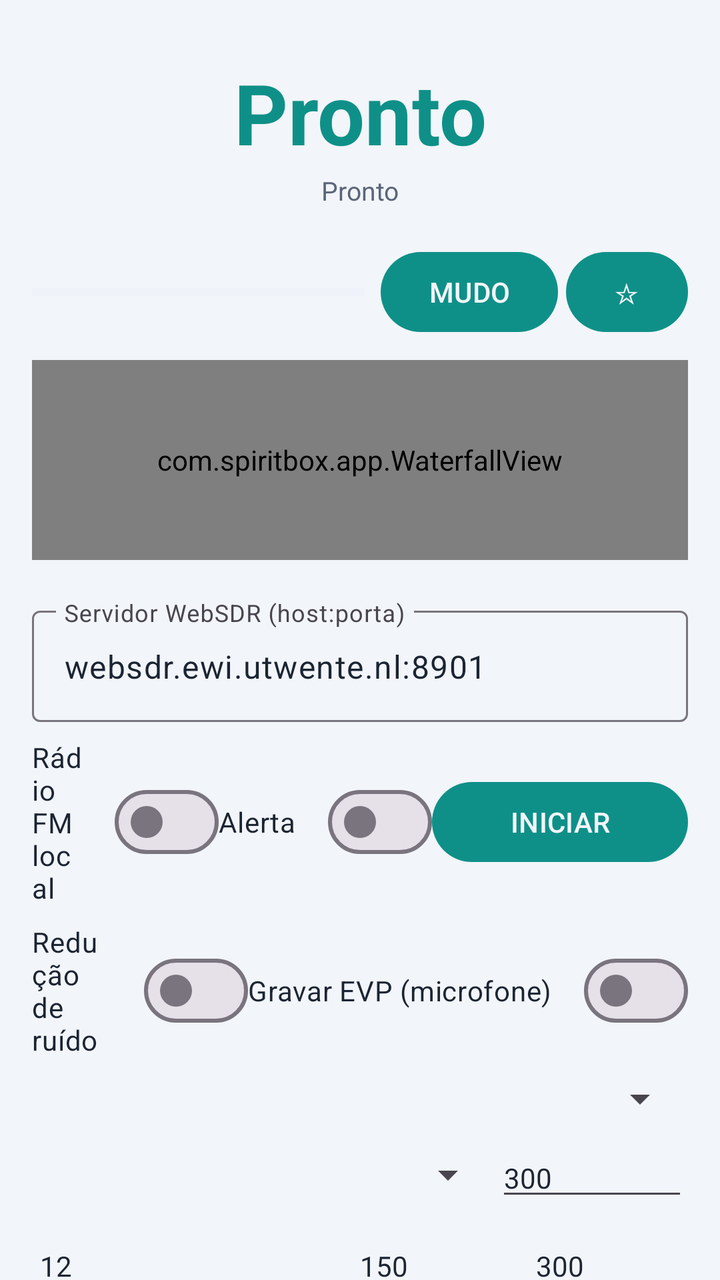
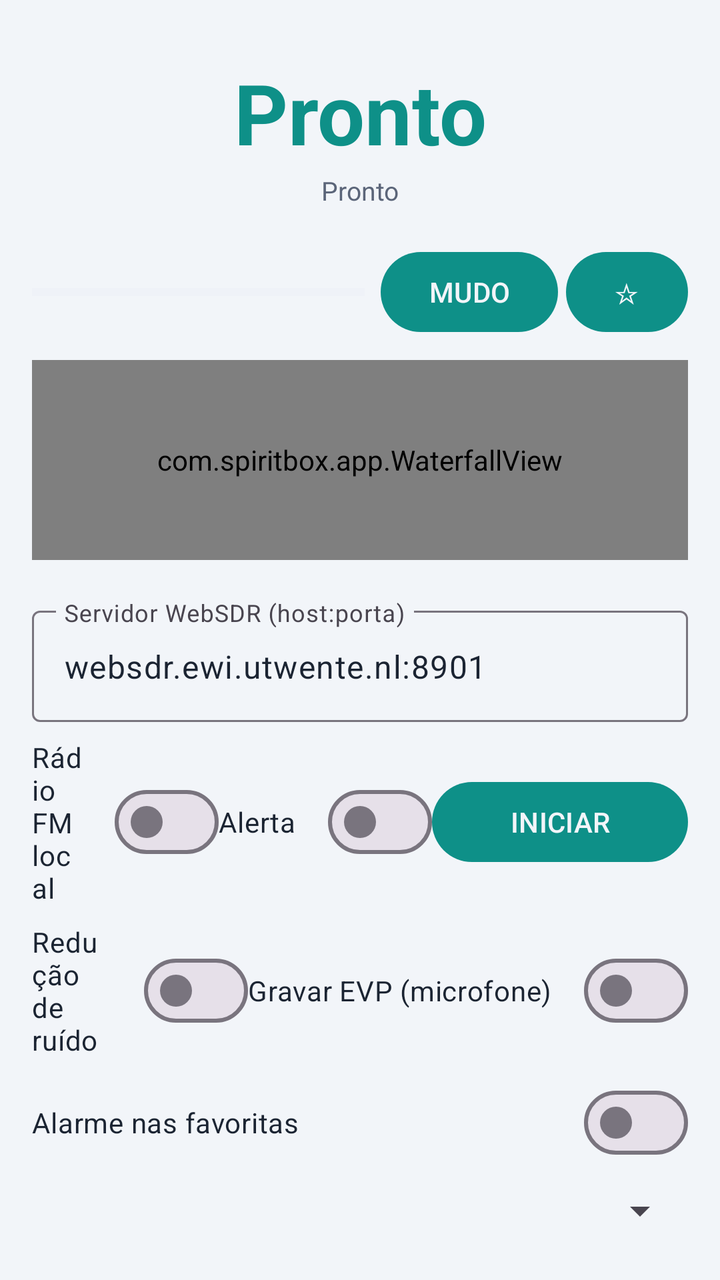

Screens rendered from an Android XML layout before and after an edit, with the pre-edit source and the edit as a unified diff.
<!-- AndroidManifest.xml: application theme Theme.SpiritBox -->
<!-- res/layout/activity_main.xml -->
<?xml version="1.0" encoding="utf-8"?>
<FrameLayout xmlns:android="http://schemas.android.com/apk/res/android"
    xmlns:app="http://schemas.android.com/apk/res-auto"
    android:layout_width="match_parent"
    android:layout_height="match_parent">

    <androidx.core.widget.NestedScrollView
        android:id="@+id/scrollRoot"
        android:layout_width="match_parent"
        android:layout_height="match_parent"
        android:fillViewport="true"
        android:scrollbars="none">

        <LinearLayout
            android:layout_width="match_parent"
            android:layout_height="wrap_content"
            android:orientation="vertical"
            android:padding="16dp"
            android:paddingBottom="32dp">

        <TextView
            android:id="@+id/tvFreq"
            android:layout_width="match_parent"
            android:layout_height="wrap_content"
            android:layout_marginTop="12dp"
            android:gravity="center"
            android:text="@string/status_ready"
            android:textColor="@color/accent"
            android:textSize="42sp"
            android:textStyle="bold" />

        <TextView
            android:id="@+id/tvStatus"
            android:layout_width="match_parent"
            android:layout_height="wrap_content"
            android:layout_marginTop="2dp"
            android:gravity="center"
            android:text="@string/status_ready"
            android:textColor="@color/text_secondary"
            android:textSize="13sp" />

        <LinearLayout
            android:layout_width="match_parent"
            android:layout_height="wrap_content"
            android:layout_marginTop="18dp"
            android:gravity="center_vertical"
            android:orientation="horizontal">

            <ProgressBar
                android:id="@+id/meter"
                style="?android:attr/progressBarStyleHorizontal"
                android:layout_width="0dp"
                android:layout_height="10dp"
                android:layout_weight="1"
                android:max="100"
                android:progress="0"
                android:progressBackgroundTint="@color/panel"
                android:progressTint="@color/accent" />

            <com.google.android.material.button.MaterialButton
                android:id="@+id/btnMute"
                android:layout_width="wrap_content"
                android:layout_height="wrap_content"
                android:layout_marginStart="8dp"
                android:minWidth="72dp"
                android:text="@string/btn_mute"
                app:cornerRadius="24dp" />

            <com.google.android.material.button.MaterialButton
                android:id="@+id/btnBookmark"
                android:layout_width="wrap_content"
                android:layout_height="wrap_content"
                android:layout_marginStart="4dp"
                android:minWidth="52dp"
                android:text="@string/bookmark_off"
                app:cornerRadius="24dp" />
        </LinearLayout>

        <com.spiritbox.app.WaterfallView
            android:id="@+id/waterfall"
            android:layout_width="match_parent"
            android:layout_height="100dp"
            android:layout_marginTop="10dp" />

        <com.spiritbox.app.MiniMapView
            android:id="@+id/miniMap"
            android:layout_width="match_parent"
            android:layout_height="36dp"
            android:layout_marginTop="4dp"
            android:visibility="gone" />

        <com.google.android.material.textfield.TextInputLayout
            android:layout_width="match_parent"
            android:layout_height="wrap_content"
            android:layout_marginTop="20dp"
            android:hint="@string/hint_server">

            <com.google.android.material.textfield.TextInputEditText
                android:id="@+id/etServer"
                android:layout_width="match_parent"
                android:layout_height="wrap_content"
                android:importantForAutofill="no"
                android:inputType="textUri"
                android:text="@string/default_server" />
        </com.google.android.material.textfield.TextInputLayout>

        <LinearLayout
            android:layout_width="match_parent"
            android:layout_height="wrap_content"
            android:layout_marginTop="8dp"
            android:gravity="center_vertical"
            android:orientation="horizontal">

            <com.google.android.material.materialswitch.MaterialSwitch
                android:id="@+id/swFm"
                android:layout_width="0dp"
                android:layout_height="wrap_content"
                android:layout_weight="1"
                android:text="@string/switch_fm"
                android:textColor="@color/text_primary"
                android:textSize="14sp" />

            <com.google.android.material.materialswitch.MaterialSwitch
                android:id="@+id/swAlerts"
                android:layout_width="wrap_content"
                android:layout_height="wrap_content"
                android:text="@string/switch_alerts"
                android:textColor="@color/text_primary"
                android:textSize="14sp" />

            <com.google.android.material.button.MaterialButton
                android:id="@+id/btnToggle"
                android:layout_width="wrap_content"
                android:layout_height="wrap_content"
                android:minWidth="128dp"
                android:text="@string/btn_start"
                app:cornerRadius="24dp" />
        </LinearLayout>

        <LinearLayout
            android:layout_width="match_parent"
            android:layout_height="wrap_content"
            android:layout_marginTop="8dp"
            android:gravity="center_vertical"
            android:orientation="horizontal">

            <com.google.android.material.materialswitch.MaterialSwitch
                android:id="@+id/swNoise"
                android:layout_width="0dp"
                android:layout_height="wrap_content"
                android:layout_weight="1"
                android:text="@string/switch_noise"
                android:textColor="@color/text_primary"
                android:textSize="14sp" />

            <com.google.android.material.materialswitch.MaterialSwitch
                android:id="@+id/swEvp"
                android:layout_width="wrap_content"
                android:layout_height="wrap_content"
                android:text="@string/switch_evp"
                android:textColor="@color/text_primary"
                android:textSize="14sp" />
        </LinearLayout>

<LinearLayout
                android:layout_width="match_parent"
                android:layout_height="wrap_content"
                android:layout_marginTop="8dp"
                android:gravity="center_vertical"
                android:orientation="horizontal">

                <Spinner
                    android:id="@+id/spFav"
                    android:layout_width="match_parent"
                    android:layout_height="wrap_content"
                    android:spinnerMode="dropdown" />
            </LinearLayout>

            <LinearLayout
                android:layout_width="match_parent"
                android:layout_height="wrap_content"
                android:layout_marginTop="8dp"
                android:gravity="center_vertical"
                android:orientation="horizontal">

                <Spinner
                    android:id="@+id/spBand"
                    android:layout_width="0dp"
                    android:layout_height="wrap_content"
                    android:layout_weight="1"
                    android:spinnerMode="dropdown" />

            <EditText
                android:id="@+id/etDwell"
                android:layout_width="96dp"
                android:layout_height="wrap_content"
                android:hint="@string/hint_dwell"
                android:importantForAutofill="no"
                android:inputType="number"
                android:maxLines="1"
                android:text="@string/default_dwell"
                android:textColor="@color/text_primary"
                android:textSize="14sp" />
        </LinearLayout>

        <LinearLayout
            android:layout_width="match_parent"
            android:layout_height="wrap_content"
            android:layout_marginTop="8dp"
            android:gravity="center_vertical"
            android:orientation="horizontal">

            <EditText
                android:id="@+id/etThreshold"
                android:layout_width="0dp"
                android:layout_height="wrap_content"
                android:layout_weight="1"
                android:hint="@string/hint_threshold"
                android:importantForAutofill="no"
                android:inputType="number"
                android:maxLines="1"
                android:text="@string/default_threshold"
                android:textColor="@color/text_primary"
                android:textSize="14sp" />

            <EditText
                android:id="@+id/etSettle"
                android:layout_width="80dp"
                android:layout_height="wrap_content"
                android:layout_marginStart="8dp"
                android:hint="@string/hint_settle"
                android:importantForAutofill="no"
                android:inputType="number"
                android:maxLines="1"
                android:text="@string/default_settle"
                android:textColor="@color/text_primary"
                android:textSize="14sp" />

            <EditText
                android:id="@+id/etGap"
                android:layout_width="80dp"
                android:layout_height="wrap_content"
                android:layout_marginStart="8dp"
                android:hint="@string/hint_gap"
                android:importantForAutofill="no"
                android:inputType="number"
                android:maxLines="1"
                android:text="@string/default_gap"
                android:textColor="@color/text_primary"
                android:textSize="14sp" />
        </LinearLayout>

        <LinearLayout
            android:layout_width="match_parent"
            android:layout_height="wrap_content"
            android:layout_marginTop="8dp"
            android:gravity="center_vertical"
            android:orientation="horizontal">

            <com.google.android.material.button.MaterialButton
                android:id="@+id/btnManualCapture"
                android:layout_width="0dp"
                android:layout_height="wrap_content"
                android:layout_weight="1"
                android:text="@string/btn_manual_capture"
                app:cornerRadius="24dp" />

            <com.google.android.material.button.MaterialButton
                android:id="@+id/btnHold"
                android:layout_width="0dp"
                android:layout_height="wrap_content"
                android:layout_marginStart="8dp"
                android:layout_weight="1"
                android:text="@string/btn_hold"
                app:cornerRadius="24dp" />

            <com.google.android.material.button.MaterialButton
                android:id="@+id/btnShare"
                android:layout_width="0dp"
                android:layout_height="wrap_content"
                android:layout_marginStart="8dp"
                android:layout_weight="1"
                android:text="@string/btn_share_csv"
                app:cornerRadius="24dp" />
        </LinearLayout>

        <LinearLayout
            android:layout_width="match_parent"
            android:layout_height="wrap_content"
            android:layout_marginTop="8dp"
            android:gravity="center_vertical"
            android:orientation="horizontal">

            <com.google.android.material.button.MaterialButton
                android:id="@+id/btnTheme"
                android:layout_width="0dp"
                android:layout_height="wrap_content"
                android:layout_weight="1"
                android:text="@string/theme_system"
                app:cornerRadius="24dp" />

            <com.google.android.material.button.MaterialButton
                android:id="@+id/btnNight"
                android:layout_width="0dp"
                android:layout_height="wrap_content"
                android:layout_marginStart="8dp"
                android:layout_weight="1"
                android:text="@string/btn_night_off"
                app:cornerRadius="24dp" />

            <com.google.android.material.button.MaterialButton
                android:id="@+id/btnEmf"
                android:layout_width="0dp"
                android:layout_height="wrap_content"
                android:layout_marginStart="8dp"
                android:layout_weight="1"
                android:text="@string/btn_emf"
                app:cornerRadius="24dp" />
        </LinearLayout>

        <TextView
            android:id="@+id/tvCapturesTitle"
            android:layout_width="match_parent"
            android:layout_height="wrap_content"
            android:layout_marginTop="18dp"
            android:text="@string/title_captures"
            android:textColor="@color/text_secondary"
            android:textSize="13sp" />

        <EditText
            android:id="@+id/etCaptureSearch"
            android:layout_width="match_parent"
            android:layout_height="wrap_content"
            android:layout_marginTop="4dp"
            android:hint="@string/history_search_hint"
            android:importantForAutofill="no"
            android:inputType="text"
            android:maxLines="1"
            android:textColor="@color/text_primary"
            android:textColorHint="@color/text_secondary"
            android:textSize="14sp" />

        <ListView
            android:id="@+id/listCaptures"
            android:layout_width="match_parent"
            android:layout_height="wrap_content"
            android:layout_marginTop="4dp"
            android:divider="@color/panel"
            android:dividerHeight="1dp"
            android:listSelector="@android:color/transparent"
            android:nestedScrollingEnabled="false" />

        <TextView
            android:id="@+id/tvVersion"
            android:layout_width="match_parent"
            android:layout_height="wrap_content"
            android:layout_marginTop="18dp"
            android:gravity="center"
            android:textColor="@color/text_secondary"
            android:textSize="12sp" />

        <com.google.android.material.button.MaterialButton
            android:id="@+id/btnCheckUpdate"
            style="@style/Widget.MaterialComponents.Button.OutlinedButton"
            android:layout_width="wrap_content"
            android:layout_height="wrap_content"
            android:layout_gravity="center_horizontal"
            android:layout_marginTop="6dp"
            android:text="@string/check_update_now"
            android:textSize="12sp"
            app:cornerRadius="20dp" />
        </LinearLayout>
    </androidx.core.widget.NestedScrollView>

    <View
        android:id="@+id/redFilter"
        android:layout_width="match_parent"
        android:layout_height="match_parent"
        android:background="#3BFF0000"
        android:clickable="false"
        android:focusable="false"
        android:visibility="gone" />
</FrameLayout>
<!-- resources referenced by this layout -->
<resources>
  <color name="accent">#0E9088</color>
  <color name="panel">#E4E9F1</color>
  <color name="text_primary">#1B2432</color>
  <color name="text_secondary">#5B6579</color>
  <string name="bookmark_off">☆</string>
  <string name="btn_emf">EMF</string>
  <string name="btn_hold">TRAVAR</string>
  <string name="btn_manual_capture">SALVAR</string>
  <string name="btn_mute">MUDO</string>
  <string name="btn_night_off">NOITE</string>
  <string name="btn_share_csv">EXPORTAR</string>
  <string name="btn_start">INICIAR</string>
  <string name="check_update_now">VER ATUALIZAÇÃO</string>
  <string name="default_dwell">300</string>
  <string name="default_gap">300</string>
  <string name="default_server">websdr.ewi.utwente.nl:8901</string>
  <string name="default_settle">150</string>
  <string name="default_threshold">12</string>
  <string name="hint_dwell">Dwell ms</string>
  <string name="hint_gap">Gap ms</string>
  <string name="hint_server">Servidor WebSDR (host:porta)</string>
  <string name="hint_settle">Settle ms</string>
  <string name="hint_threshold">Limiar %</string>
  <string name="history_search_hint">Buscar no histórico (frequência, banda, data…)</string>
  <string name="status_ready">Pronto</string>
  <string name="switch_alerts">Alerta</string>
  <string name="switch_evp">Gravar EVP (microfone)</string>
  <string name="switch_fm">Rádio FM local</string>
  <string name="switch_noise">Redução de ruído</string>
  <string name="theme_system">SISTEMA</string>
  <string name="title_captures">Sinais capturados</string>
  <style name="Theme.SpiritBox" parent="Theme.Material3.DayNight.NoActionBar">
          <item name="colorPrimary">@color/accent</item>
          <item name="colorOnPrimary">@color/bg</item>
          <item name="colorSecondary">@color/accent_dim</item>
          <item name="android:colorBackground">@color/bg</item>
          <item name="colorSurface">@color/panel</item>
          <item name="colorOnSurface">@color/text_primary</item>
          <item name="android:windowBackground">@color/bg</item>
          <item name="android:statusBarColor">@color/bg</item>
          <item name="android:navigationBarColor">@color/bg</item>
      </style>
  <color name="bg">#F2F5F9</color>
  <color name="accent_dim">#5AA7A2</color>
</resources>

<!-- the commit's change to res/layout/activity_main.xml (unified diff, before → after) -->
@@ -161,6 +161,15 @@
                 android:textColor="@color/text_primary"
                 android:textSize="14sp" />
         </LinearLayout>
+
+        <com.google.android.material.materialswitch.MaterialSwitch
+            android:id="@+id/swWatch"
+            android:layout_width="match_parent"
+            android:layout_height="wrap_content"
+            android:layout_marginTop="8dp"
+            android:text="@string/switch_watch"
+            android:textColor="@color/text_primary"
+            android:textSize="14sp" />
 
 <LinearLayout
                 android:layout_width="match_parent"
<!-- resource entries referenced after the edit -->
@@ -29,6 +29,7 @@
   <string name="switch_evp">Gravar EVP (microfone)</string>
   <string name="switch_fm">Rádio FM local</string>
   <string name="switch_noise">Redução de ruído</string>
+  <string name="switch_watch">Alarme nas favoritas</string>
   <string name="theme_system">SISTEMA</string>
   <string name="title_captures">Sinais capturados</string>
   <style name="Theme.SpiritBox" parent="Theme.Material3.DayNight.NoActionBar">
